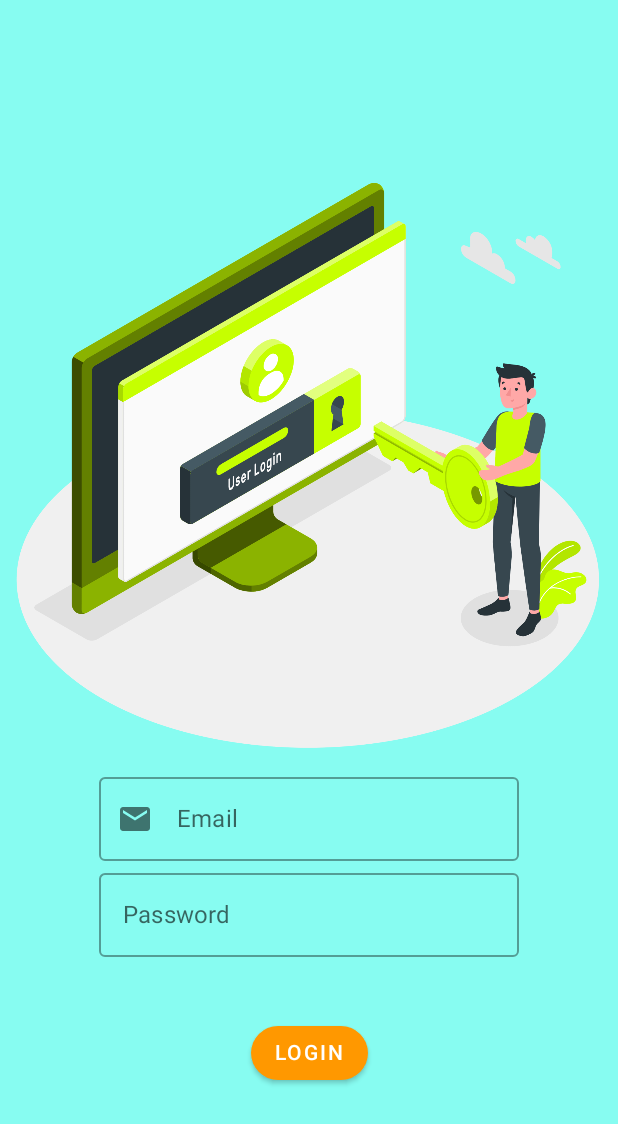
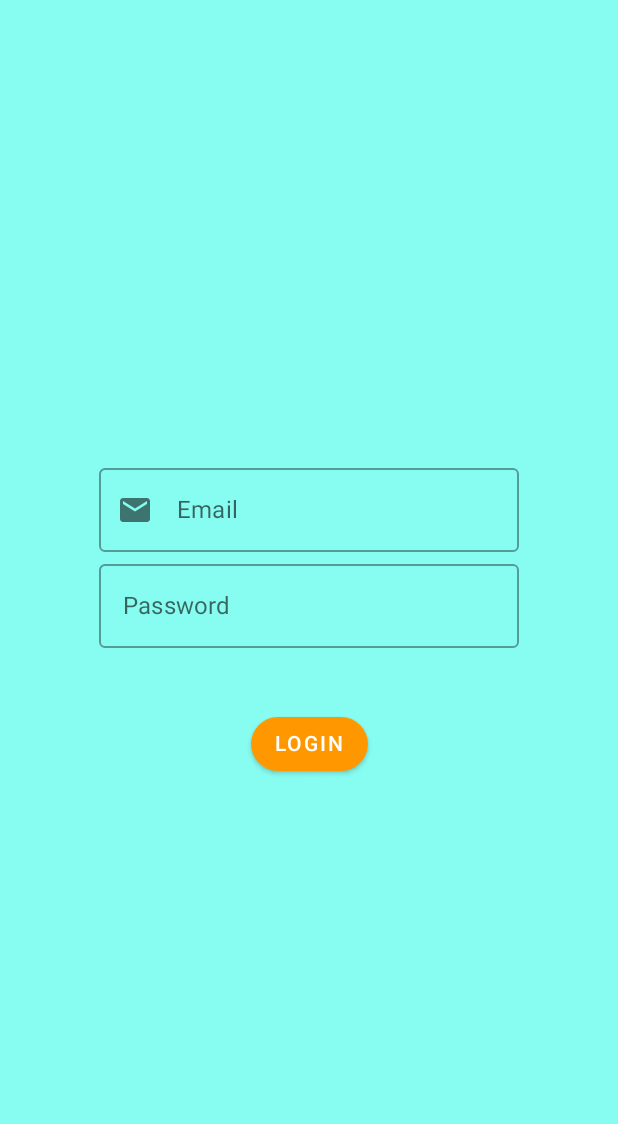
Before and after one commit to cybercrak/logintest, an Android app built with Jetpack Compose: the screen it shows after launch (MainActivity), on a phone screen of 412 x 824 dp. Shown: the top 1124 px of the screen. Run offline under Robolectric (Android 15) with nearby library versions, the phone set to English and light mode, and no system bars.

Commit message:
Initial commit

```diff
--- a/app/src/main/java/com/example/notesmanager/MainActivity.kt
+++ b/app/src/main/java/com/example/notesmanager/MainActivity.kt
@@ -46,9 +46,7 @@ private fun Login() {
     Column(modifier = Modifier.fillMaxSize() ,
         verticalArrangement = Arrangement.Center,
         horizontalAlignment = Alignment.CenterHorizontally){
-        Image(
-            ImageBitmap.imageResource(id = R.drawable.login),contentDescription = ""
-        )
+
 
         var email by remember { mutableStateOf("")}
         OutlinedTextField(
```
